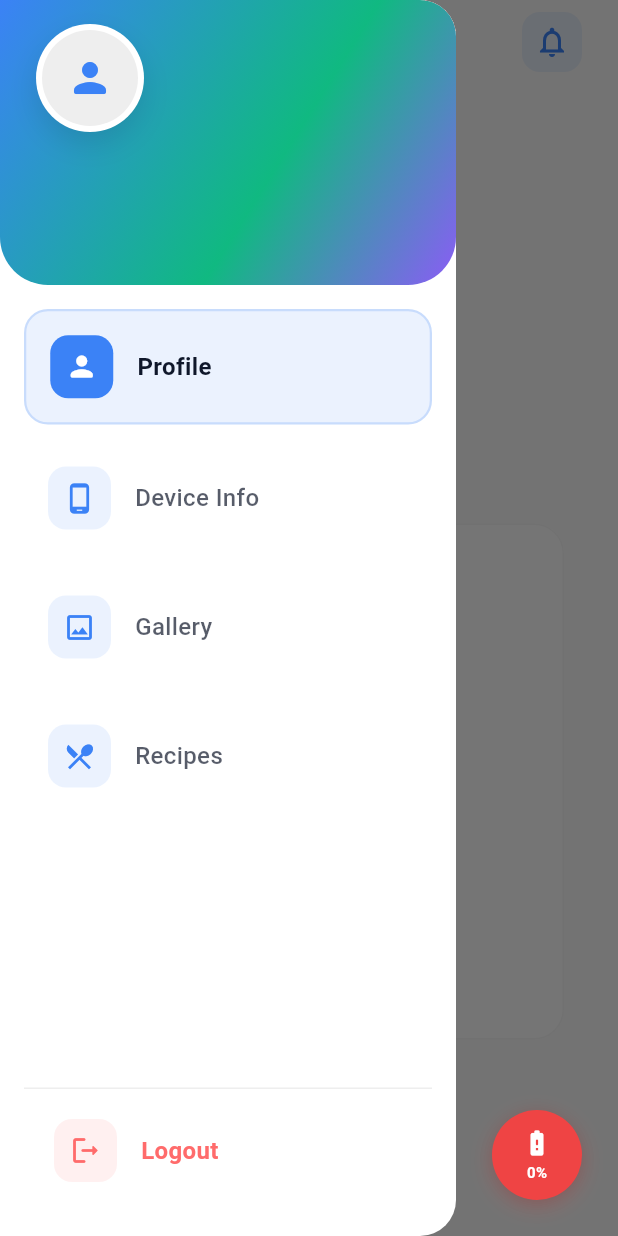
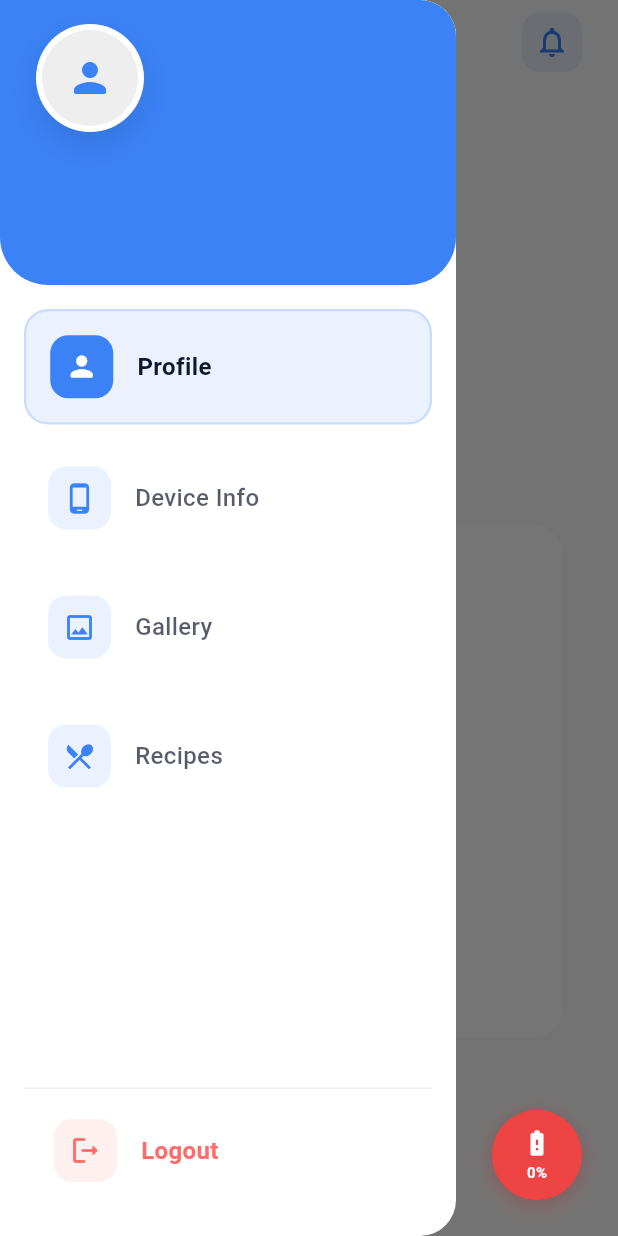
Before and after one commit to Amalraj-KR/machineTest, a Flutter app: the HomeScreen screen opened by its route, with the side drawer open, on a phone screen of 412 x 824 dp. Run offline on Flutter 3.47's test engine with Material 3 defaults, Android fonts, the phone set to English and light mode, and no system bars; our stand-ins replace shared_preferences; accounts and stored records are empty.

Commit message:
Refactor UI: Replace gradient backgrounds with solid colors in multiple screens

```diff
--- a/lib/screens/home_screen.dart
+++ b/lib/screens/home_screen.dart
@@ -195,16 +195,7 @@ class _HomeScreenState extends State<HomeScreen> with TickerProviderStateMixin {
         return Container(
           width: double.infinity,
           decoration: const BoxDecoration(
-            gradient: LinearGradient(
-              begin: Alignment.topLeft,
-              end: Alignment.bottomRight,
-              colors: [
-                Color(0xFF3B82F6), // Bright blue
-                Color(0xFF10B981), // Emerald green
-                Color(0xFF8B5CF6), // Purple
-              ],
-              stops: [0.0, 0.6, 1.0],
-            ),
+            color: Color(0xFF3B82F6), // Bright blue
             borderRadius: BorderRadius.only(
               topRight: Radius.circular(24),
               bottomLeft: Radius.circular(32),
--- a/lib/screens/profile_screen.dart
+++ b/lib/screens/profile_screen.dart
@@ -55,14 +55,7 @@ class ProfileScreen extends StatelessWidget {
     return Container(
       padding: const EdgeInsets.all(24),
       decoration: BoxDecoration(
-        gradient: const LinearGradient(
-          begin: Alignment.topLeft,
-          end: Alignment.bottomRight,
-          colors: [
-            Color(0xFF3B82F6), // Bright blue
-            Color(0xFF10B981), // Emerald green
-          ],
-        ),
+        color: const Color(0xFF3B82F6), // Bright blue
         borderRadius: BorderRadius.circular(24),
         boxShadow: [
           BoxShadow(
```
Also changed, not shown: lib/screens/device_info_screen.dart (+1 -8 lines), lib/screens/image_picker_screen.dart (+1 -8 lines), lib/screens/splash_screen.dart (+1 -10 lines).
